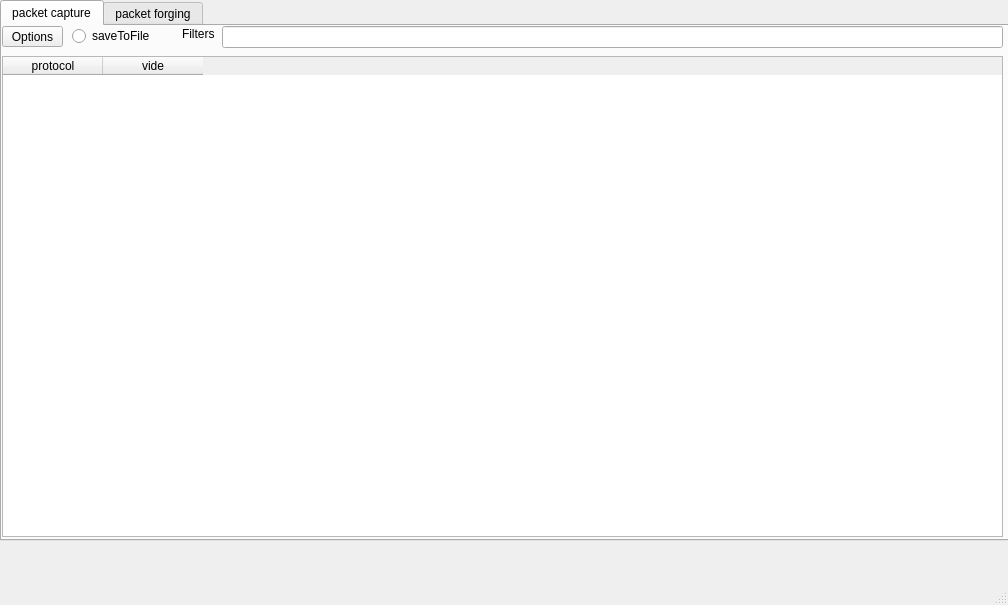
Qt form NETSEC-1/mainwindow.ui (solimy/NETSEC-1) before a commit.
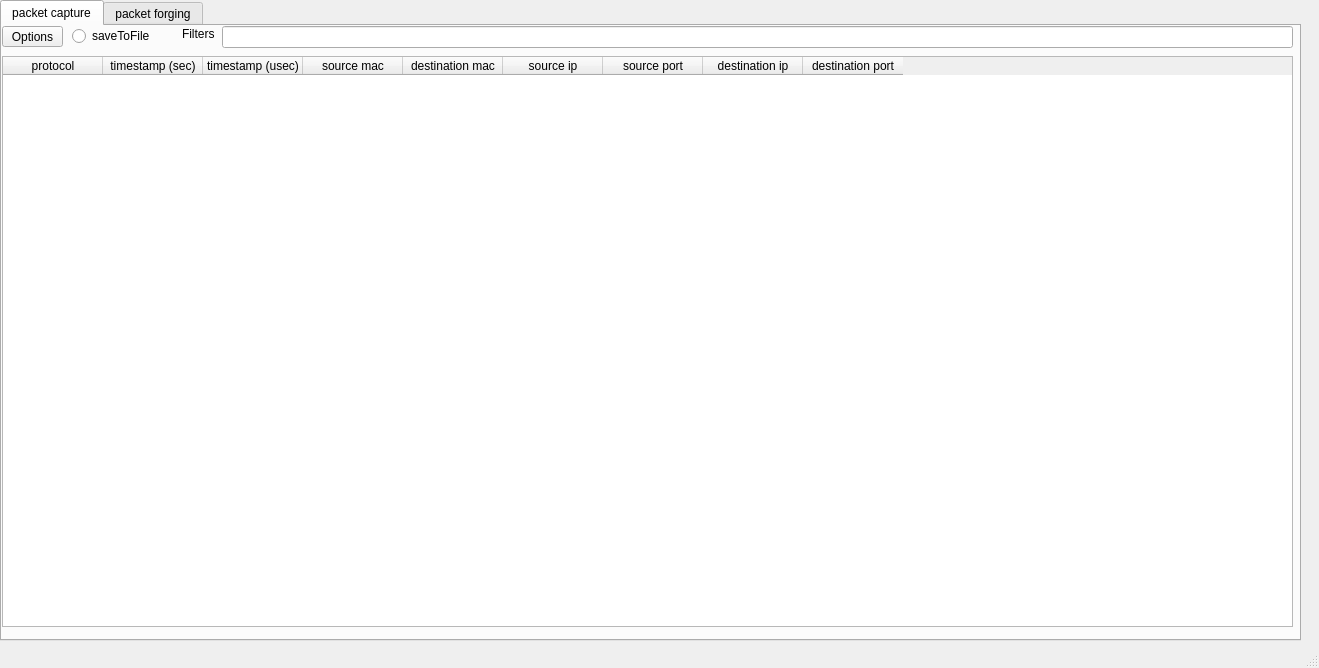
The same form after that commit.

The edit to the form file:
```diff
--- a/NETSEC-1/mainwindow.ui
+++ b/NETSEC-1/mainwindow.ui
@@ -6,8 +6,8 @@
    <rect>
     <x>0</x>
     <y>0</y>
-    <width>1008</width>
-    <height>605</height>
+    <width>1319</width>
+    <height>668</height>
    </rect>
   </property>
   <property name="windowTitle">
@@ -19,8 +19,8 @@
      <rect>
       <x>0</x>
       <y>0</y>
-      <width>1011</width>
-      <height>541</height>
+      <width>1301</width>
+      <height>641</height>
      </rect>
     </property>
     <property name="currentIndex">
@@ -51,7 +51,7 @@
        <rect>
         <x>220</x>
         <y>0</y>
-        <width>781</width>
+        <width>1071</width>
         <height>22</height>
        </rect>
       </property>
@@ -87,8 +87,8 @@
        <rect>
         <x>0</x>
         <y>30</y>
-        <width>1001</width>
-        <height>481</height>
+        <width>1291</width>
+        <height>571</height>
        </rect>
       </property>
       <column>
@@ -98,7 +98,42 @@
       </column>
       <column>
        <property name="text">
-        <string>vide</string>
+        <string>timestamp (sec)</string>
+       </property>
+      </column>
+      <column>
+       <property name="text">
+        <string>timestamp (usec)</string>
+       </property>
+      </column>
+      <column>
+       <property name="text">
+        <string>source mac</string>
+       </property>
+      </column>
+      <column>
+       <property name="text">
+        <string>destination mac</string>
+       </property>
+      </column>
+      <column>
+       <property name="text">
+        <string>source ip</string>
+       </property>
+      </column>
+      <column>
+       <property name="text">
+        <string>source port</string>
+       </property>
+      </column>
+      <column>
+       <property name="text">
+        <string>destination ip</string>
+       </property>
+      </column>
+      <column>
+       <property name="text">
+        <string>destination port</string>
        </property>
       </column>
      </widget>
```
